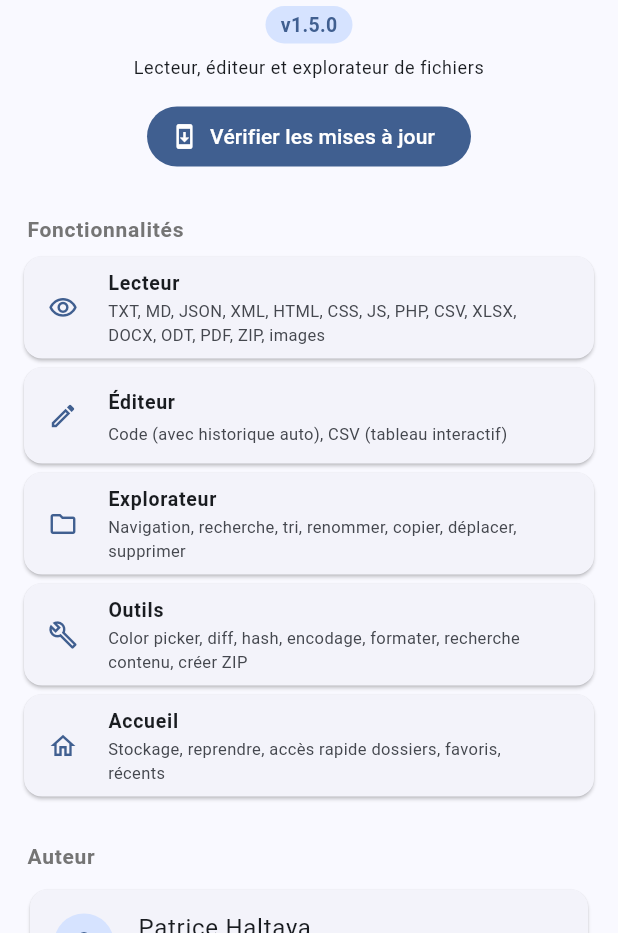
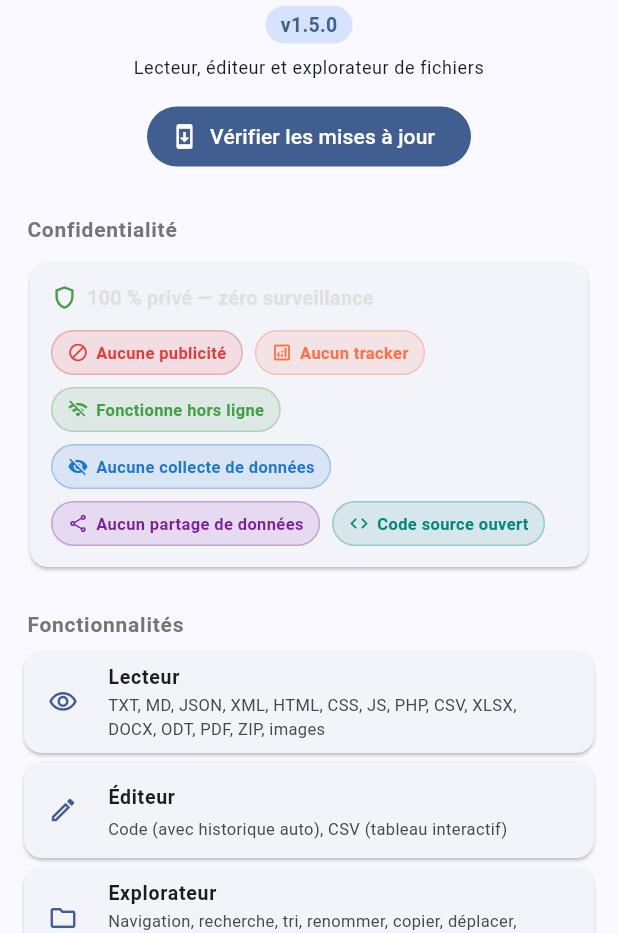
Before and after one commit to gitubpatrice/READ-FILES-TECH, a Flutter app: the AboutScreen screen opened directly, on a phone screen of 412 x 824 dp, the part 303-1236 px from its top. Run offline on Flutter 3.47's test engine with Material 3 defaults, Android fonts, the phone set to English and light mode, and no system bars; our stand-ins replace csv, file_picker, flutter_colorpicker, flutter_highlight, flutter_markdown, permission_handler and 3 more; missing offline and left inert: excel, syncfusion_flutter_pdf, syncfusion_flutter_pdfviewer; accounts and stored records are empty; network calls fail.

Commit message:
feat: section Confidentialité dans À propos (badges visuels)
Co-Authored-By: Claude Sonnet 4.6 <noreply@anthropic.com>

```diff
--- a/lib/screens/about_screen.dart
+++ b/lib/screens/about_screen.dart
@@ -104,6 +104,13 @@ class _AboutScreenState extends State<AboutScreen> {
 
           const SizedBox(height: 28),
 
+          // ── Confidentialité ─────────────────────────────────────────────────
+          _sectionTitle(context, 'Confidentialité'),
+          const SizedBox(height: 8),
+          const _PrivacyCard(),
+
+          const SizedBox(height: 24),
+
           // ── Fonctionnalités ─────────────────────────────────────────────────
           _sectionTitle(context, 'Fonctionnalités'),
           const SizedBox(height: 8),
@@ -208,6 +215,73 @@ class _FeatureRow extends StatelessWidget {
   }
 }
 
+class _PrivacyCard extends StatelessWidget {
+  const _PrivacyCard();
+
+  static const _items = [
+    (icon: Icons.block,              color: Color(0xFFE53935), label: 'Aucune publicité'),
+    (icon: Icons.analytics_outlined, color: Color(0xFFFF7043), label: 'Aucun tracker'),
+    (icon: Icons.wifi_off,           color: Color(0xFF43A047), label: 'Fonctionne hors ligne'),
+    (icon: Icons.visibility_off,     color: Color(0xFF1976D2), label: 'Aucune collecte de données'),
+    (icon: Icons.share_outlined,     color: Color(0xFF7B1FA2), label: 'Aucun partage de données'),
+    (icon: Icons.code,               color: Color(0xFF00897B), label: 'Code source ouvert'),
+  ];
+
+  @override
+  Widget build(BuildContext context) {
+    return Card(
+      child: Padding(
+        padding: const EdgeInsets.all(14),
+        child: Column(crossAxisAlignment: CrossAxisAlignment.start, children: [
+          Row(children: [
+            const Icon(Icons.shield_outlined, color: Color(0xFF43A047), size: 18),
+            const SizedBox(width: 6),
+            Text('100 % privé — zéro surveillance',
+                style: TextStyle(
+                    fontWeight: FontWeight.w700,
+                    fontSize: 13,
+                    color: Colors.grey.shade300)),
+          ]),
+          const SizedBox(height: 12),
+          Wrap(
+            spacing: 8,
+            runSpacing: 8,
+            children: _items.map((item) => _Badge(
+              icon: item.icon,
+              label: item.label,
+              color: item.color,
+            )).toList(),
+          ),
+        ]),
+      ),
+    );
+  }
+}
+
+class _Badge extends StatelessWidget {
+  final IconData icon;
+  final String label;
+  final Color color;
+  const _Badge({required this.icon, required this.label, required this.color});
+
+  @override
+  Widget build(BuildContext context) {
+    return Container(
+      padding: const EdgeInsets.symmetric(horizontal: 10, vertical: 6),
+      decoration: BoxDecoration(
+        color: color.withValues(alpha: 0.12),
+        borderRadius: BorderRadius.circular(20),
+        border: Border.all(color: color.withValues(alpha: 0.3)),
+      ),
+      child: Row(mainAxisSize: MainAxisSize.min, children: [
+        Icon(icon, size: 14, color: color),
+        const SizedBox(width: 5),
+        Text(label, style: TextStyle(fontSize: 11, color: color, fontWeight: FontWeight.w600)),
+      ]),
+    );
+  }
+}
+
 class _HelpCard extends StatelessWidget {
   final String title;
   final List<String> steps;
```
